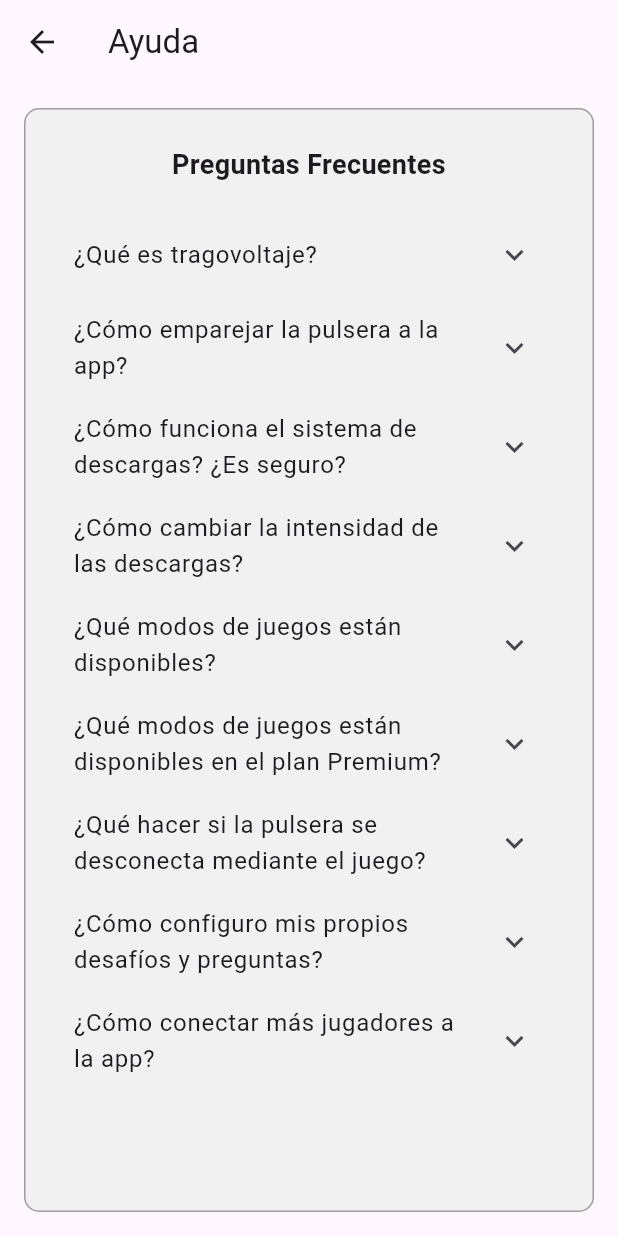
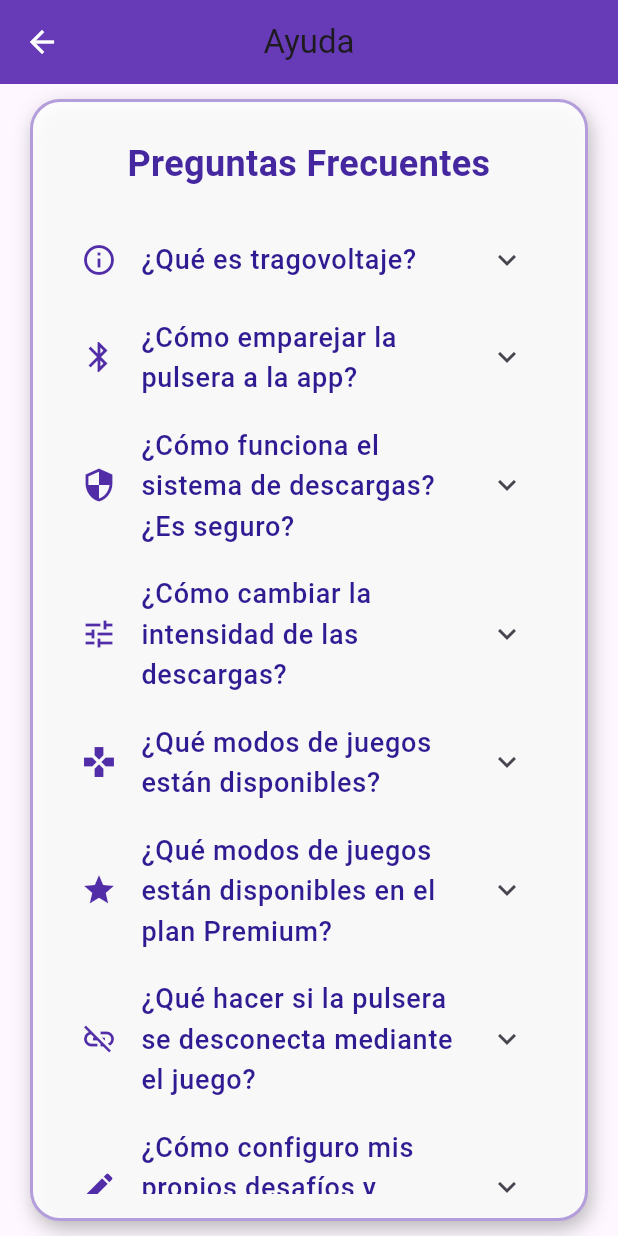
Before and after one commit to enneeeeer/tragovoltaje, a Flutter app: the HelpPage screen opened directly, on a phone screen of 412 x 824 dp. Run offline on Flutter 3.47's test engine with Material 3 defaults, Android fonts, the phone set to English and light mode, and no system bars; our stand-ins replace flutter_animate, font_awesome_flutter.

Commit message:
Mejora visual de pagina de ayuda

```diff
--- a/flutter_application_2/lib/help_page.dart
+++ b/flutter_application_2/lib/help_page.dart
@@ -7,16 +7,32 @@ class HelpPage extends StatelessWidget {
   Widget build(BuildContext context) {
     return Scaffold(
       appBar: AppBar(
-        title: Text('Ayuda'),
+        backgroundColor: Colors.deepPurple,
+        title: Text('Ayuda', style: TextStyle(fontFamily: 'Roboto', fontSize: 22)),
+        centerTitle: true,
+        leading: IconButton(
+          icon: Icon(Icons.arrow_back, color: Colors.white),
+          onPressed: () {
+            Navigator.pop(context);
+          },
         ),
-      body: Center(
+      ),
+      body: Container(
+        child: Center(
           child: Container(
             padding: EdgeInsets.all(16.0),
-          margin: EdgeInsets.all(16.0),
+            margin: EdgeInsets.symmetric(horizontal: 20.0, vertical: 10.0),
             decoration: BoxDecoration(
-            color: const Color.fromARGB(255, 241, 241, 241),
-            border: Border.all(color: Colors.grey),
-            borderRadius: BorderRadius.circular(10),
+              color: Colors.white.withOpacity(0.9),
+              border: Border.all(color: Colors.deepPurple.shade200, width: 2),
+              borderRadius: BorderRadius.circular(20),
+              boxShadow: [
+                BoxShadow(
+                  color: Colors.black26,
+                  blurRadius: 10,
+                  offset: Offset(2, 5),
+                ),
+              ],
             ),
             child: ListView(
               children: [
@@ -24,118 +40,92 @@ class HelpPage extends StatelessWidget {
                   padding: const EdgeInsets.symmetric(vertical: 8.0),
                   child: Text(
                     'Preguntas Frecuentes',
-                  style: TextStyle(fontWeight: FontWeight.bold, fontSize: 18),
+                    style: TextStyle(
+                      fontWeight: FontWeight.bold,
+                      fontSize: 24,
+                      color: Colors.deepPurple.shade800,
+                      fontFamily: 'Roboto',
+                    ),
                     textAlign: TextAlign.center,
                   ),
                 ),
                 SizedBox(height: 10),
-              ExpansionTile(
-                title: Text('¿Qué es tragovoltaje?'),
-                children: [
-                  Padding(
-                    padding: const EdgeInsets.all(16.0),
-                    child: Text(
-                      'Tragovoltaje es la marca que le dimos a la creción de nuestra pulsera que utiliza descargas eléctricas para hacer retos en juegos sociales de forma divertida y segura a través de esta app.',
+                _buildExpansionTile(
+                  title: '¿Qué es tragovoltaje?',
+                  content:
+                      'Tragovoltaje es la marca que le dimos a la creación de nuestra pulsera que utiliza descargas eléctricas para hacer retos en juegos sociales de forma divertida y segura a través de esta app.',
+                  icon: Icons.info_outline,
                 ),
+                _buildExpansionTile(
+                  title: '¿Cómo emparejar la pulsera a la app?',
+                  content:
+                      'Para emparejar la pulsera, enciéndela y abre la app. En la página principal, selecciona se conectará automáticamente después que hayas encendido tu bluetooth.',
+                  icon: Icons.bluetooth,
                 ),
-                ],
+                _buildExpansionTile(
+                  title: '¿Cómo funciona el sistema de descargas? ¿Es seguro?',
+                  content:
+                      'El sistema de descargas está diseñado para ser seguro y controlado. La intensidad es regulada para ser inofensiva y divertida.',
+                  icon: Icons.security,
                 ),
-              ExpansionTile(
-                title: Text('¿Cómo emparejar la pulsera a la app?'),
-                children: [
-                  Padding(
-                    padding: const EdgeInsets.all(16.0),
-                    child: Text(
-                      'Para emparejar la pulsera, enciéndela y abre la app. En la página principal, selecciona se conectará automáticamente después que hayas encendido tu bluetooth',
+                _buildExpansionTile(
+                  title: '¿Cómo cambiar la intensidad de las descargas?',
+                  content: 'Está por verse.',
+                  icon: Icons.tune,
                 ),
+                _buildExpansionTile(
+                  title: '¿Qué modos de juegos están disponibles?',
+                  content:
+                      'La app ofrece varios modos de juego, como el modo básico, aventura, confesiones, desafío y extremo.',
+                  icon: Icons.games,
                 ),
-                ],
+                _buildExpansionTile(
+                  title: '¿Qué modos de juegos están disponibles en el plan Premium?',
+                  content:
+                      'El plan Premium incluye modos exclusivos, como el modo extremo y personalizado, aparte podrás librarte de los anuncios para jugar sin interrupciones.',
+                  icon: Icons.star,
                 ),
-              ExpansionTile(
-                title:
-                    Text('¿Cómo funciona el sistema de descargas? ¿Es seguro?'),
-                children: [
-                  Padding(
-                    padding: const EdgeInsets.all(16.0),
-                    child: Text(
-                      'El sistema de descargas está diseñado para ser seguro y controlado. La intensidad es regulada para ser inofensiva y divertida.',
+                _buildExpansionTile(
+                  title: '¿Qué hacer si la pulsera se desconecta mediante el juego?',
+                  content:
+                      'Si la pulsera se desconecta, intenta reconectarla desde la configuración de la app o reinicia el dispositivo si el problema persiste.',
+                  icon: Icons.link_off,
                 ),
+                _buildExpansionTile(
+                  title: '¿Cómo configuro mis propios desafíos y preguntas?',
+                  content:
+                      'Puedes configurar tus propios desafíos y preguntas en el modo de personalización dentro de la app. (por verse)',
+                  icon: Icons.edit,
                 ),
-                ],
-              ),
-              ExpansionTile(
-                title: Text('¿Cómo cambiar la intensidad de las descargas?'),
-                children: [
-                  Padding(
-                    padding: const EdgeInsets.all(16.0),
-                    child: Text(
-                      'Está por verse.',
-                    ),
-                  ),
-                ],
-              ),
-              ExpansionTile(
-                title: Text('¿Qué modos de juegos están disponibles?'),
-                children: [
-                  Padding(
-                    padding: const EdgeInsets.all(16.0),
-                    child: Text(
-                      'La app ofrece varios modos de juego, como el modo básico, aventura, confesiones, desafío y extremo.',
-                    ),
-                  ),
-                ],
-              ),
-              ExpansionTile(
-                title: Text(
-                    '¿Qué modos de juegos están disponibles en el plan Premium?'),
-                children: [
-                  Padding(
-                    padding: const EdgeInsets.all(16.0),
-                    child: Text(
-                      'El plan Premium incluye modos exclusivos, como el modo extremo y personalizado, aparte podrás librarte de los anuncios para jugar sin interrupciones.',
-                    ),
-                  ),
-                ],
-              ),
-              ExpansionTile(
-                title: Text(
-                    '¿Qué hacer si la pulsera se desconecta mediante el juego?'),
-                children: [
-                  Padding(
-                    padding: const EdgeInsets.all(16.0),
-                    child: Text(
-                      'Si la pulsera se desconecta, intenta reconectarla desde la configuración de la app o reinicia el dispositivo si el problema persiste.',
-                    ),
-                  ),
-                ],
-              ),
-              ExpansionTile(
-                title:
-                    Text('¿Cómo configuro mis propios desafíos y preguntas?'),
-                children: [
-                  Padding(
-                    padding: const EdgeInsets.all(16.0),
-                    child: Text(
-                      'Puedes configurar tus propios desafíos y preguntas en el modo de personalización dentro de la app. (por verse)',
-                    ),
-                  ),
-                ],
-              ),
-              ExpansionTile(
-                title: Text('¿Cómo conectar más jugadores a la app?'),
-                children: [
-                  Padding(
-                    padding: const EdgeInsets.all(16.0),
-                    child: Text(
-                      'por verse',
-                    ),
-                  ),
-                ],
+                _buildExpansionTile(
+                  title: '¿Cómo conectar más jugadores a la app?',
+                  content: 'Por verse',
+                  icon: Icons.group,
                 ),
               ],
             ),
           ),
         ),
+      ),
+    );
+  }
+
+  ExpansionTile _buildExpansionTile({required String title, required String content, required IconData icon}) {
+    return ExpansionTile(
+      leading: Icon(icon, color: Colors.deepPurple.shade700),
+      title: Text(
+        title,
+        style: TextStyle(fontSize: 18, fontWeight: FontWeight.w500, color: Colors.deepPurple.shade900),
+      ),
+      children: [
+        Padding(
+          padding: const EdgeInsets.all(16.0),
+          child: Text(
+            content,
+            style: TextStyle(fontSize: 16, color: const Color.fromARGB(255, 2, 2, 2)),
+          ),
+        ),
+      ],
     );
   }
 }
```
Lines whose indentation alone changed are shown as unchanged.
